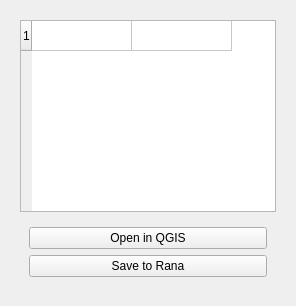
The window that rana_qgis_plugin/widgets/ui/rana.ui (nens/rana-qgis-plugin) describes before a commit, drawn with Qt 5.
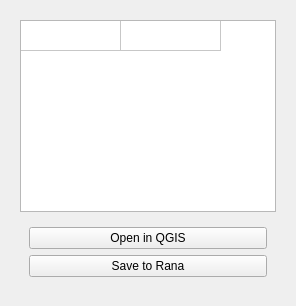
The same window after the commit. The open tabs and pages were chosen to show the change.

Commit message: Hide vertical header in the File table widget

Patch:
```diff
--- a/rana_qgis_plugin/widgets/ui/rana.ui
+++ b/rana_qgis_plugin/widgets/ui/rana.ui
@@ -109,6 +109,9 @@
          <attribute name="horizontalHeaderVisible">
           <bool>false</bool>
          </attribute>
+         <attribute name="verticalHeaderVisible">
+          <bool>false</bool>
+         </attribute>
         </widget>
        </item>
        <item row="1" column="0">
```
The commit also changes 1 other file.
